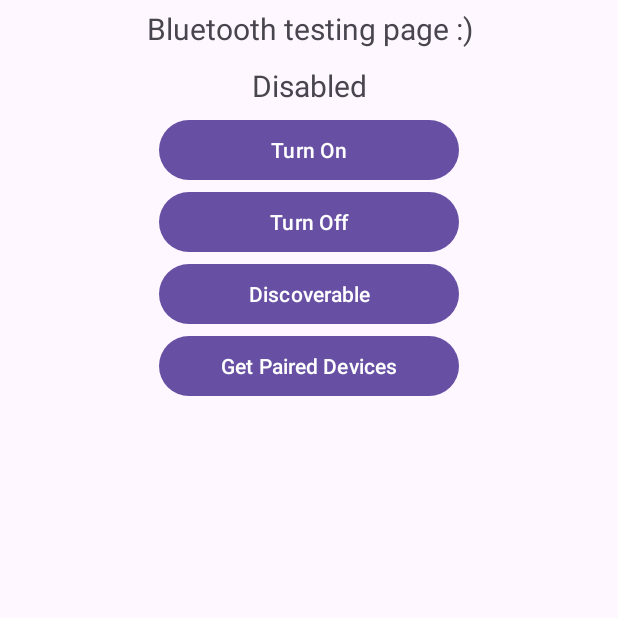
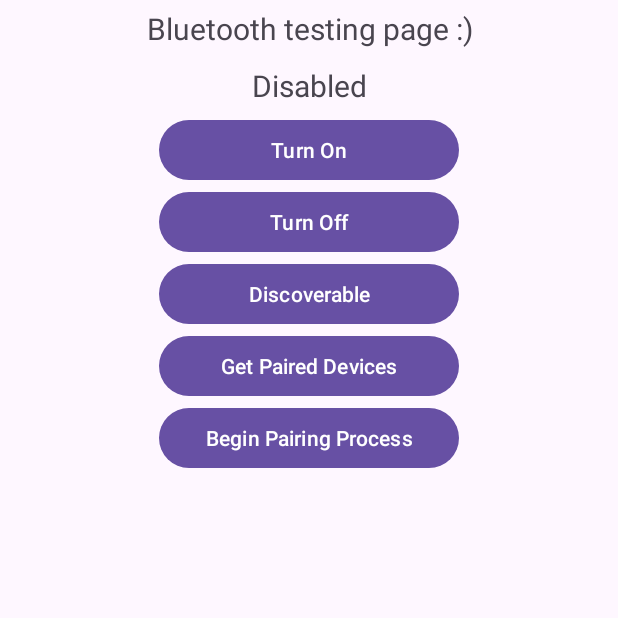
Before and after one commit to GriffinBaxter/Guess-it, an Android app: the BluetoothFragment screen opened through its navigation route, on a phone screen of 412 x 824 dp, the top half of it. Run offline under Robolectric (Android 15) with nearby library versions, the phone set to English and light mode, and no system bars; our stand-ins replace Dagger/Hilt's generated code.

Commit message:
Began adding bluetooth companion device pairing

```diff
--- a/app/src/main/AndroidManifest.xml
+++ b/app/src/main/AndroidManifest.xml
@@ -12,6 +12,8 @@
     <uses-permission android:name="android.permission.BLUETOOTH_CONNECT" />
     <uses-permission android:name="android.permission.BLUETOOTH_SCAN" />
     <uses-permission android:name="android.permission.BLUETOOTH_ADVERTISE" />
+
+    <uses-feature android:name="android.software.companion_device_setup"/>
 
 
     <application
--- a/app/src/main/java/nz/ac/canterbury/guessit/BluetoothFragment.kt
+++ b/app/src/main/java/nz/ac/canterbury/guessit/BluetoothFragment.kt
@@ -4,11 +4,14 @@ import android.Manifest
 import android.app.Activity
 import android.bluetooth.BluetoothAdapter
 import android.bluetooth.BluetoothManager
+import android.companion.AssociationRequest
+import android.companion.BluetoothDeviceFilter
 import android.content.Intent
 import android.content.pm.PackageManager
 import android.os.Build
 import androidx.lifecycle.ViewModelProvider
 import android.os.Bundle
+import android.os.ParcelUuid
 import android.util.Log
 import androidx.fragment.app.Fragment
 import android.view.LayoutInflater
@@ -22,6 +25,8 @@ import androidx.activity.result.contract.ActivityResultContracts
 import androidx.appcompat.app.AppCompatActivity
 import androidx.core.app.ActivityCompat
 import org.w3c.dom.Text
+import java.util.*
+import java.util.regex.Pattern
 
 class BluetoothFragment : Fragment() {
 
@@ -60,10 +65,10 @@ class BluetoothFragment : Fragment() {
             requestBluetooth.launch(enableBtIntent)
         }
 
-        val bluetoothManager = context?.getSystemService(AppCompatActivity.BLUETOOTH_SERVICE) as BluetoothManager
+        val bluetoothManager: BluetoothManager = context?.getSystemService(AppCompatActivity.BLUETOOTH_SERVICE) as BluetoothManager
         bluetoothAdapter = bluetoothManager.adapter
 
-        val statusTextView = view.findViewById(R.id.bluetoothStatusText) as TextView
+        val statusTextView: TextView = view.findViewById(R.id.bluetoothStatusText)
         statusTextView.text = "test"
 
         if (bluetoothAdapter.isEnabled) {
@@ -72,7 +77,7 @@ class BluetoothFragment : Fragment() {
             statusTextView.text = "Disabled"
         }
 
-        val turnOnButton = view.findViewById(R.id.turnOnButton) as Button
+        val turnOnButton: Button = view.findViewById(R.id.turnOnButton)
 
         turnOnButton.setOnClickListener {
             if (bluetoothAdapter.isEnabled) {
@@ -85,7 +90,7 @@ class BluetoothFragment : Fragment() {
             }
         }
 
-        val turnOffButton = view.findViewById(R.id.turnOffButton) as Button
+        val turnOffButton: Button = view.findViewById(R.id.turnOffButton)
 
         turnOffButton.setOnClickListener {
             if (!bluetoothAdapter.isEnabled) {
@@ -112,7 +117,7 @@ class BluetoothFragment : Fragment() {
             }
         }
 
-        val discoverableButton = view.findViewById(R.id.discoverableButton) as Button
+        val discoverableButton: Button = view.findViewById(R.id.discoverableButton)
 
         discoverableButton.setOnClickListener {
             if (ActivityCompat.checkSelfPermission(
@@ -136,8 +141,8 @@ class BluetoothFragment : Fragment() {
             }
         }
 
-        val pairedButton = view.findViewById(R.id.pairedButton) as Button
-        val pairedTextView = view.findViewById(R.id.pairedDevs) as TextView
+        val pairedButton: Button = view.findViewById(R.id.pairedButton)
+        val pairedTextView: TextView = view.findViewById(R.id.pairedDevs)
 
         pairedButton.setOnClickListener {
             if (bluetoothAdapter.isEnabled) {
@@ -150,6 +155,23 @@ class BluetoothFragment : Fragment() {
                 }
             }
         }
+
+        val companionSetupButton: Button = view.findViewById(R.id.companionSetupButton)
+        val deviceFilter: BluetoothDeviceFilter = BluetoothDeviceFilter.Builder()
+            // Match only Bluetooth devices whose name matches the pattern.
+//                .setNamePattern(Pattern.compile("My device"))
+            // Match only Bluetooth devices whose service UUID matches this pattern.
+//                .addServiceUuid(ParcelUuid(UUID(0x123abcL, -1L)), null)
+            .build()
+        companionSetupButton.setOnClickListener {
+            val pairingRequest: AssociationRequest = AssociationRequest.Builder()
+                // Find only devices that match this request filter.
+                .addDeviceFilter(deviceFilter)
+                // Stop scanning as soon as one device matching the filter is found.
+                .setSingleDevice(false)
+                .build()
+        }
+
 
 
     }
--- a/app/src/main/res/layout/fragment_bluetooth.xml
+++ b/app/src/main/res/layout/fragment_bluetooth.xml
@@ -48,6 +48,12 @@
         android:layout_height="wrap_content"
         android:text="Get Paired Devices"
         android:minWidth="200dp" />
+    <Button
+        android:id="@+id/companionSetupButton"
+        android:layout_width="wrap_content"
+        android:layout_height="wrap_content"
+        android:text="Begin Pairing Process"
+        android:minWidth="200dp" />
     <TextView
         android:id="@+id/pairedDevs"
         android:layout_width="match_parent"
```
